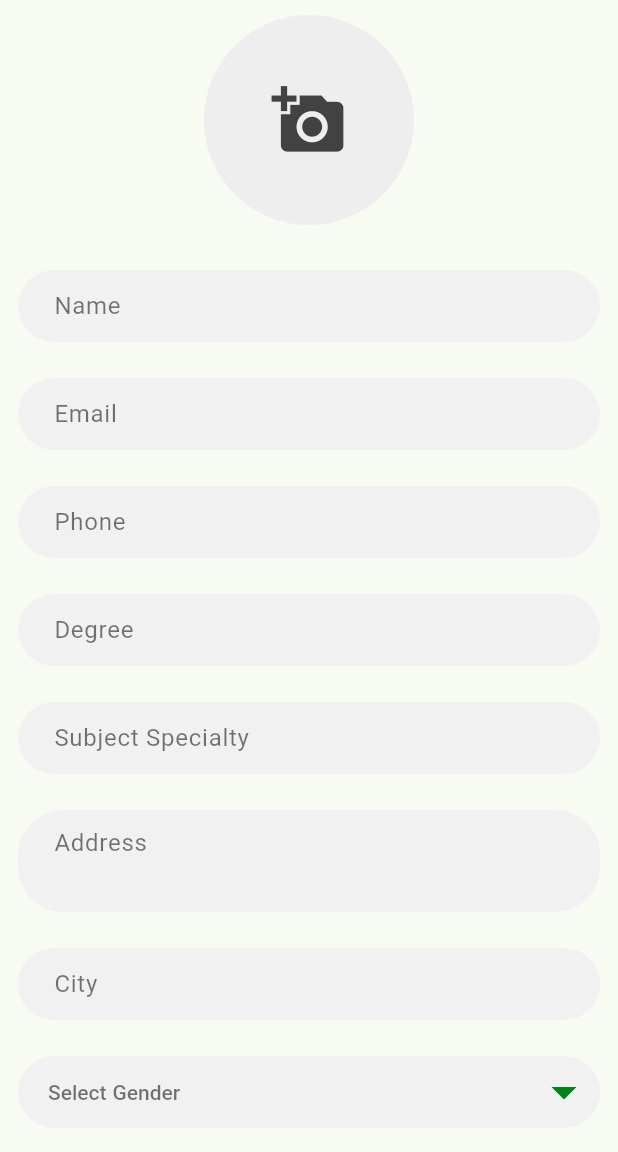
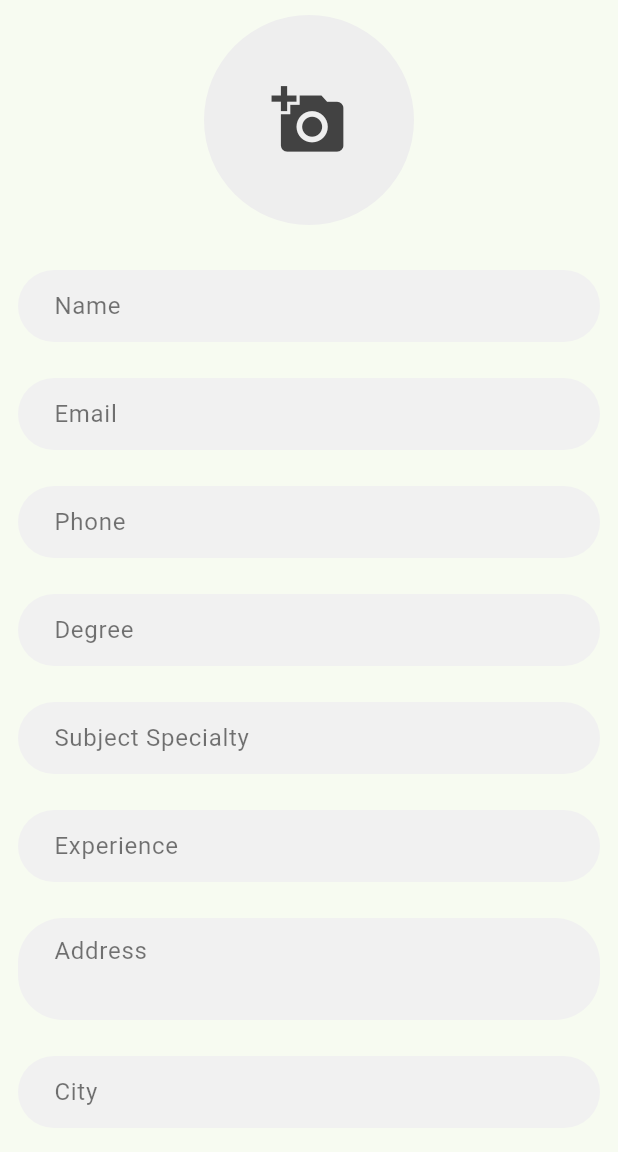
Before and after one commit to suhailthakrani/home_tutor, a Flutter app: the TAccountScreen screen opened by its route, after a tap on "Profile", on a phone screen of 412 x 824 dp, the part 84-1236 px from its top. Run offline on Flutter 3.47's test engine with Material 3 defaults, Android fonts, the phone set to English and light mode, and no system bars; our stand-ins replace awesome_dialog, cloud_firestore, connectivity_plus, firebase_auth, firebase_core, firebase_storage and 6 more; missing offline and left inert: flutter_phone_direct_caller, mask_input_formatter; accounts and stored records are empty.

Commit message:
Added Update Profile in Teacher Section

```diff
--- a/lib/controllers/student/s_account_screen_controller.dart
+++ b/lib/controllers/student/s_account_screen_controller.dart
@@ -3,17 +3,4 @@ import 'package:get/get.dart';
 
 class SAccountScreenController extends GetxController {
 
-  List<String> mainTabNames = [
-    "Shutter Sound",
-    "Grid",
-    "Touch Capture",
-    "Auto watermark",
-  ];
-  List<IconData> mainTabIcons = [
-    Icons.volume_up_outlined,
-    Icons.grid_3x3_outlined,
-    Icons.touch_app_outlined,
-    Icons.person_2_outlined
-  ];
-
 }
--- a/lib/controllers/student/s_home_screen_controller.dart
+++ b/lib/controllers/student/s_home_screen_controller.dart
@@ -8,15 +8,17 @@ import '../../services/students_service.dart';
 
 class SHomeScreenController extends GetxController {
 
+  TextEditingController searchController = TextEditingController();
+  RxList<TeacherModel> teacherList = <TeacherModel>[].obs;
 
   @override
   Future<void> onReady() async {
+    teacherList.value = await StudentsService().getTeachersFromFirebase();
     super.onReady();
   }
 
 
-  TextEditingController searchController = TextEditingController();
-  RxList<TeacherModel> teacherList = <TeacherModel>[].obs;
+
 
 
   RxList<String> subjects = [
--- a/lib/controllers/teacher/t_account_screen_controller.dart
+++ b/lib/controllers/teacher/t_account_screen_controller.dart
@@ -3,17 +3,4 @@ import 'package:get/get.dart';
 
 class TAccountScreenController extends GetxController {
 
-  List<String> mainTabNames = [
-    "Shutter Sound",
-    "Grid",
-    "Touch Capture",
-    "Auto watermark",
-  ];
-  List<IconData> mainTabIcons = [
-    Icons.volume_up_outlined,
-    Icons.grid_3x3_outlined,
-    Icons.touch_app_outlined,
-    Icons.person_2_outlined
-  ];
-
 }
--- a/lib/controllers/teacher/t_profile_screen_controller.dart
+++ b/lib/controllers/teacher/t_profile_screen_controller.dart
@@ -5,11 +5,13 @@ import 'package:awesome_dialog/awesome_dialog.dart';
 import 'package:cloud_firestore/cloud_firestore.dart';
 import 'package:firebase_auth/firebase_auth.dart';
 import 'package:firebase_storage/firebase_storage.dart';
+import 'package:flutter/cupertino.dart';
 import 'package:get/get.dart';
 import 'package:home_tutor/services/teachers_service.dart';
 import 'package:home_tutor/utils/app_colors.dart';
 import 'package:home_tutor/utils/dropdown_controller.dart';
 import 'package:home_tutor/utils/multi_selection_checkbox_controller.dart';
+import 'package:home_tutor/utils/text_filter.dart';
 import 'package:image_picker/image_picker.dart';
 
 import '../../models/teacher_model.dart';
@@ -26,17 +28,17 @@ class TProfileScreenController extends GetxController {
 
   final TextFieldManager nameController = TextFieldManager('Name');
   final TextFieldManager emailController = TextFieldManager('Email');
-  final TextFieldManager phoneController = TextFieldManager('Phone');
+  final TextFieldManager phoneController = TextFieldManager('Phone', filter: TextFilter.mobile);
   final TextFieldManager addressController = TextFieldManager('Address');
   final TextFieldManager degreeController = TextFieldManager('Degree');
+  final TextFieldManager experienceController = TextFieldManager('Experience');
   final TextFieldManager specialtyController =
       TextFieldManager('Subject Specialty');
-  final TextFieldManager cityController = TextFieldManager('City');
-  final TextFieldManager bioController = TextFieldManager('Bio');
+  final TextFieldManager cityController = TextFieldManager('City',);
+  final TextFieldManager bioController = TextFieldManager('Bio', length: 300);
   final TextFieldManager teachingStyleController =
-      TextFieldManager('Teaching Style');
-  final DropdownController genderController =
-      DropdownController(title: 'Gender', items: RxList([]));
+      TextFieldManager('Teaching Style', length: 300);
+  final TextFieldManager genderController = TextFieldManager('Gender', length: 5);
 
   MultiSelectionCheckboxController subjectsController =
       MultiSelectionCheckboxController(
@@ -57,14 +59,10 @@ class TProfileScreenController extends GetxController {
     title: "Select Subjects",
   );
 
-  Rx<File>? image;
+  RxString image = RxString('');
 
   @override
   void onReady() async {
-    genderController.items.value = [
-      ItemModel('1', "Male"),
-      ItemModel('1', "Female")
-    ];
     teacherModel.value = await TeachersService().getCurrentUserDocument();
     await populateData();
     super.onReady();
@@ -73,39 +71,40 @@ class TProfileScreenController extends GetxController {
   Future<void> populateData() async {
     nameController.controller.text = teacherModel.value.name;
     emailController.controller.text = teacherModel.value.email;
+    specialtyController.controller.text = teacherModel.value.specialty;
     phoneController.controller.text = teacherModel.value.phone;
     addressController.controller.text = teacherModel.value.address;
     cityController.controller.text = teacherModel.value.city;
-    genderController.selectedItem.value = null;
-    for (var g in genderController.items) {
-      if (teacherModel.value.gender.isNotEmpty &&
-          g.toString().toLowerCase() ==
-              teacherModel.value.gender.toString().toLowerCase()) {
-        genderController.selectedItem.value = teacherModel.value.gender;
-      }
-    }
+    genderController.controller.text = teacherModel.value.gender;
 
     degreeController.controller.text = teacherModel.value.degree;
+    experienceController.controller.text = teacherModel.value.experience;
     bioController.controller.text = teacherModel.value.bio;
     teachingStyleController.controller.text = teacherModel.value.teachingStyle;
-    subjectsController.selectedItems.value = teacherModel.value.subjects;
+    subjectsController.selectedItems.value = teacherModel.value.subjects.map((e) => e.toString()).toList();
+    if(teacherModel.value.profileUrl.contains('http:')) {
+      image.value = teacherModel.value.profileUrl;
+    }
   }
 
   Future pickImage() async {
-    final pickedFile =
-        await ImagePicker().pickImage(source: ImageSource.gallery);
-    if (pickedFile != null) {
-      image!.value = File(pickedFile.path);
-    }
+    try {
+  final pickedFile = await ImagePicker().pickImage(source: ImageSource.gallery);
+  if (pickedFile != null) {
+    image.value = pickedFile.path;
+  }
+} on Exception catch (e, StackTrace) {
+  log("=============${e} ${StackTrace}");
+}
   }
 
   Future<String> uploadImage() async {
-    if (image != null) {
+    if (image.isNotEmpty) {
       try {
         var snapshot = await storage
             .ref()
             .child('images/${auth.currentUser!.uid}')
-            .putFile(image!.value);
+            .putFile(File(image.value));
         String downloadUrl = await snapshot.ref.getDownloadURL();
         return downloadUrl;
       } catch (e) {
@@ -134,8 +133,22 @@ class TProfileScreenController extends GetxController {
 
   Future<void> updateProfile() async {
     if (validateData()) {
-      teacherModel.value.subjects = subjectsController.selectedItems;
-      teacherModel.value.profileUrl = await uploadImage();
+      teacherModel.value = TeacherModel(
+        name: nameController.controller.text,
+        email: emailController.controller.text,
+        phone: phoneController.controller.text,
+        bio: bioController.controller.text,
+        degree: degreeController.controller.text,
+        city: cityController.controller.text,
+        gender: genderController.controller.text,
+        address: addressController.controller.text,
+        profileUrl:image.value,
+        specialty: specialtyController.controller.text,
+        experience: experienceController.controller.text,
+        teachingStyle: teachingStyleController.controller.text,
+        rating: 1.0,
+        subjects: subjectsController.selectedItems.value,
+        );
       log("------------::::: ${teacherModel.toJson()}");
       String message = await TeachersService().updateProfile(teacherModel.value);
       if (message == "Profile Updated Successfully!") {
--- a/lib/models/teacher_model.dart
+++ b/lib/models/teacher_model.dart
@@ -16,7 +16,7 @@ class TeacherModel {
   String experience = '';
   String teachingStyle = '';
   double rating = 0.0;
-  List<String> subjects = [];
+  List<dynamic> subjects = [];
 
   TeacherModel({
     this.id = '',
@@ -65,15 +65,17 @@ class TeacherModel {
     email = json['email']??'',
     password = json['password']??'',
     phone = json['phone']??'',
+    gender = json['gender']??'',
     bio = json['bio']??'',
     degree = json['degree']??'',
     address = json['address']??'',
+    city = json['city']??'',
     profileUrl = json['profileUrl']??'',
     specialty = json['specialty']??'',
     experience = json['experience']??'',
     teachingStyle = json['teachingStyle']??'',
     rating = (json['rating']??0.0).toDouble(),
-    subjects = List<String>.from(json['subjects']??[]);
+    subjects = List<dynamic>.from(json['subject']??[]);
 
   @override
   String toString() {
--- a/lib/services/teachers_service.dart
+++ b/lib/services/teachers_service.dart
@@ -69,6 +69,7 @@ class TeachersService {
           // Document exists, you can access its data
           Map<String, dynamic> userData =
               documentSnapshot.data() as Map<String, dynamic>;
+          log("-------------------------${userData}");
           teacherModel = TeacherModel.fromJson(userData);
         } else {
           print('Document does not exist');
--- a/lib/views/student/s_home_screen.dart
+++ b/lib/views/student/s_home_screen.dart
@@ -37,8 +37,8 @@ class StudentHomeScreen extends GetView<SHomeScreenController> {
           ),
           actions: [
             IconButton(
-              onPressed: () {
-                showSearch(
+              onPressed: () async{
+                await showSearch(
                   context: context,
                   delegate: TeacherSearchDelegate(
                     controller.teacherList,
--- a/lib/views/teacher/t_profile_screen.dart
+++ b/lib/views/teacher/t_profile_screen.dart
@@ -1,3 +1,5 @@
+import 'dart:io';
+
 import 'package:flutter/material.dart';
 import 'package:get/get.dart';
 import 'package:home_tutor/views/widgets/general_button.dart';
@@ -45,16 +47,28 @@ class TProfileScreen extends GetView<TProfileScreenController> {
             Obx(
               () => GestureDetector(
                   onTap: controller.pickImage,
-                child: (controller.image != null ||
-                        controller.teacherModel.value.profileUrl.isNotEmpty)
+                  child: controller.teacherModel.value.profileUrl.isNotEmpty ||
+                          controller.image.isNotEmpty
                       ? CircleAvatar(
+                          backgroundColor: kPrimaryColor,
                           radius: 70,
-                        backgroundImage:
-                            controller.teacherModel.value.profileUrl.isNotEmpty
-                                ? NetworkImage(
-                                    controller.teacherModel.value.profileUrl,
-                                  ) as ImageProvider
-                                : FileImage(controller.image!.value),
+                          child: ClipOval(
+                            child: Image.file(
+                              File(controller.teacherModel.value.profileUrl),
+                              height: 140,
+                              width: 140,
+                              fit: BoxFit.cover,
+                              errorBuilder: (context, error, stackTrace) =>
+                                  Image.file(
+                                File(controller.image.value),
+                                height: 140,
+                                width: 140,
+                                fit: BoxFit.cover,
+                                errorBuilder: (context, error, stackTrace) =>
+                                    Container(),
+                              ),
+                            ),
+                          ),
                         )
                       : Container(
                           height: 140,
@@ -68,8 +82,7 @@ class TProfileScreen extends GetView<TProfileScreenController> {
                             size: 50,
                             color: Colors.grey[800],
                           ),
-                      ),
-              ),
+                        )),
             ),
             const SizedBox(height: 20.0),
             GeneralTextField(
@@ -80,6 +93,7 @@ class TProfileScreen extends GetView<TProfileScreenController> {
             GeneralTextField(
               paddingHorizontal: 12,
               tfManager: controller.emailController,
+              readOnly: true,
               isObscure: RxBool(false),
             ),
             GeneralTextField(
@@ -99,6 +113,11 @@ class TProfileScreen extends GetView<TProfileScreenController> {
             ),
             GeneralTextField(
               paddingHorizontal: 12,
+              tfManager: controller.experienceController,
+              isObscure: RxBool(false),
+            ),
+            GeneralTextField(
+              paddingHorizontal: 12,
               tfManager: controller.addressController,
               isObscure: RxBool(false),
               maxLines: 2,
@@ -108,9 +127,10 @@ class TProfileScreen extends GetView<TProfileScreenController> {
               tfManager: controller.cityController,
               isObscure: RxBool(false),
             ),
-            GeneralDropdown(
+            GeneralTextField(
               paddingHorizontal: 12,
-              controller: controller.genderController,
+              tfManager: controller.genderController,
+              isObscure: RxBool(false),
             ),
             GeneralTextField(
               paddingHorizontal: 12,
--- a/lib/views/widgets/custom_tile.dart
+++ b/lib/views/widgets/custom_tile.dart
@@ -30,7 +30,7 @@ class CustomListTile extends StatelessWidget {
           boxShadow: [
             BoxShadow(
               color: kPrimaryColor,
-              offset: Offset(2, 2),
+              offset: Offset(3, 3),
             )
           ]),
       child: ListTile(
```
Also changed, not shown: lib/views/student/teacher_search_deligate.dart (+40 -10 lines). Lines whose indentation alone changed are shown as unchanged.
